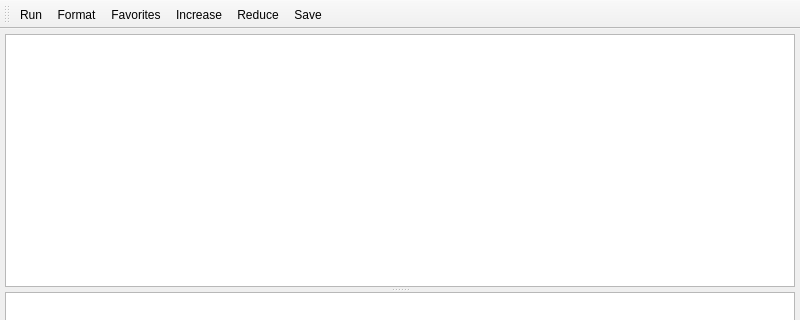
Old version of the form src/sql.ui in the repository GS-Giuliano/SequelFast; both pictures show x 0 to 800 and y 0 to 320 of the 800 by 600 pixel window.
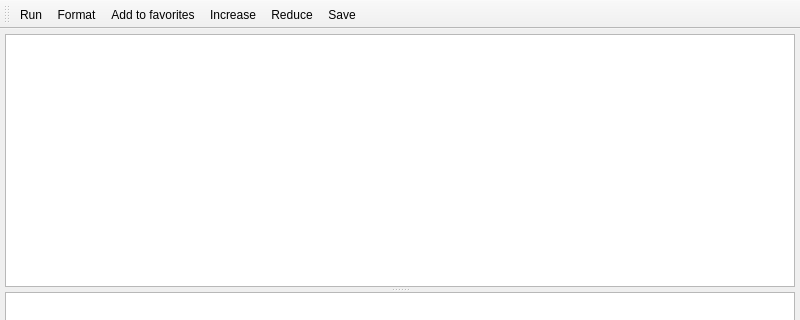
New version of the form. Icons and pictures are not drawn.

Diff of the .ui file:
```diff
--- a/src/sql.ui
+++ b/src/sql.ui
@@ -192,7 +192,7 @@
      <normaloff>:/icons/resources/lovely.svg</normaloff>:/icons/resources/lovely.svg</iconset>
    </property>
    <property name="text">
-    <string>Favorites</string>
+    <string>Add to favorites</string>
    </property>
    <property name="toolTip">
     <string>Favorites (CTRL+Y)</string>
```
Left out of the diff: 2 changed lines with no effect on the pictures.
